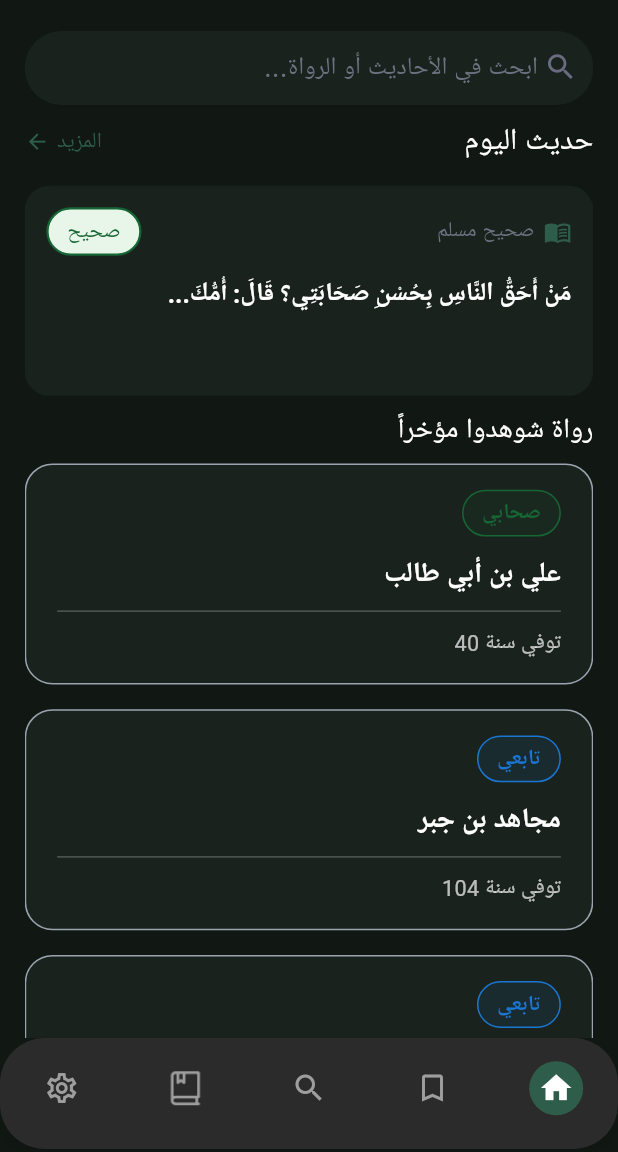
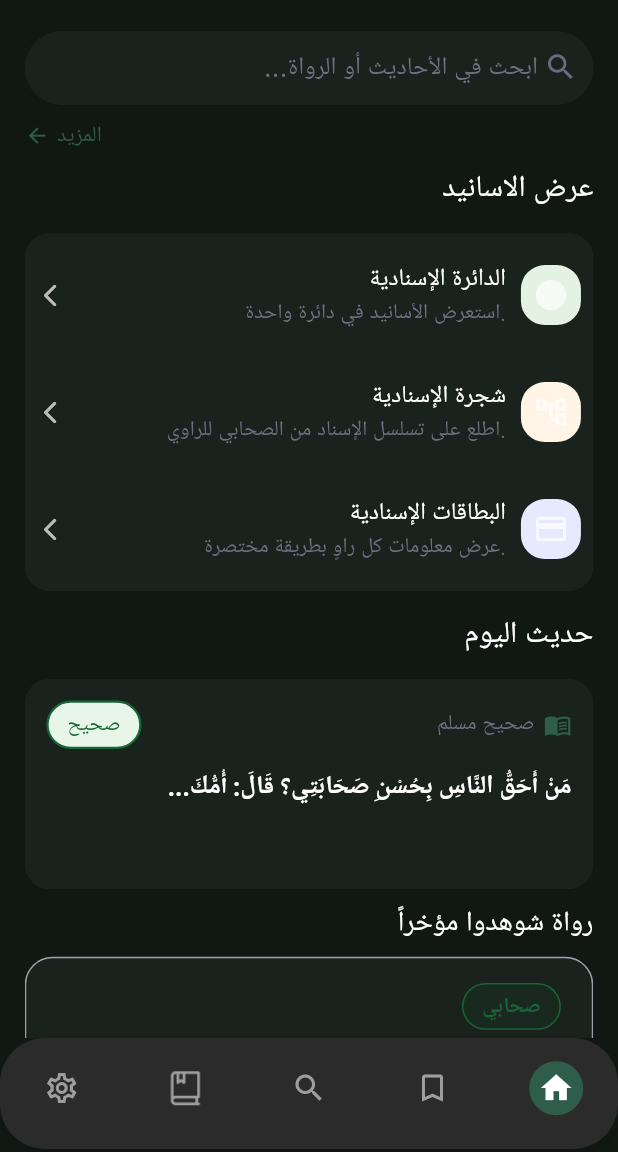
Before and after one commit to Salma28-zahran/Asaneed, a Flutter app: the screen it shows after launch, after a tap on the "wb sunny" icon, after a tap on "تخطي", after a tap on "ابدأ الآن", on a phone screen of 412 x 824 dp, the part 84-1236 px from its top. Run offline on Flutter 3.47's test engine with Material 3 defaults, Android fonts, the phone set to English and light mode, and no system bars; our stand-ins replace font_awesome_flutter, google_fonts; Roboto replaces fonts that are missing (Times New Roman).

Commit message:
new card

```diff
--- a/lib/features/circle/presentation/views/tabs/zoomable_circle_screen.dart
+++ b/lib/features/circle/presentation/views/tabs/zoomable_circle_screen.dart
@@ -1,4 +1,5 @@
 import 'dart:math';
+import 'package:asaneed/theme/app_theme.dart';
 import 'package:flutter/material.dart';
 import 'sahaba_screen.dart';
 import 'tabeen1_screen.dart';
@@ -85,15 +86,20 @@ class _ZoomableCircleScreenState extends State<ZoomableCircleScreen> {
           FloatingActionButton(
             heroTag: "zoomIn",
             onPressed: _zoomIn,
+            backgroundColor: AppColor.primary,
             child: const Icon(Icons.zoom_in),
           ),
           const SizedBox(height: 8),
           FloatingActionButton(
             heroTag: "zoomOut",
             onPressed: _zoomOut,
+            backgroundColor: AppColor.primary,
             child: const Icon(Icons.zoom_out),
           ),
-        ],
+
+
+
+      ],
       ),
     );
   }
--- a/lib/features/details/presentation/views/sahaba_details.dart
+++ b/lib/features/details/presentation/views/sahaba_details.dart
@@ -65,10 +65,10 @@ class _SahabaDetailsState extends State<SahabaDetails>
   @override
   Widget build(BuildContext context) {
     return Scaffold(
-      //backgroundColor: AppColor.white,
-      backgroundColor: Colors.transparent,
+      backgroundColor:  Color(0xffF9F7F2),
+      //backgroundColor: Colors.transparent,
       appBar: AppBar(
-        backgroundColor: AppColor.getAppBarColor(context),
+        backgroundColor: AppColor.white,
         surfaceTintColor: Colors.transparent,
         elevation: 0,
         leading: IconButton(
@@ -105,9 +105,9 @@ class _SahabaDetailsState extends State<SahabaDetails>
           Row(
             mainAxisAlignment: MainAxisAlignment.end,
             children: [
-              buildTab("الأحاديث", 0, Colors.teal, Colors.white, AppColor.title),
-              buildTab("من روي عنه", 1, Colors.teal, Colors.white, AppColor.title),
-              buildTab("المزيد عنه", 2, Colors.teal, Colors.white, AppColor.title),
+              buildTab("الأحاديث", 0, AppColor.primary, Colors.white, AppColor.title),
+              buildTab("من روي عنه", 1, AppColor.primary, Colors.white, AppColor.title),
+              buildTab("المزيد عنه", 2, AppColor.primary, Colors.white, AppColor.title),
             ],
           ),
 
--- a/lib/features/details/presentation/views/tabs/extra.dart
+++ b/lib/features/details/presentation/views/tabs/extra.dart
@@ -20,7 +20,7 @@ class _ExtraState extends State<Extra> {
       child: SingleChildScrollView(
         child: Container(
 
-          color: AppColor.getWhite(context),
+          color: Color(0xffF9F7F2),
           width: 380,
           //height: 1028,
           child: Padding(
--- a/lib/features/tabs/presentaion/views/home_page2.dart
+++ b/lib/features/tabs/presentaion/views/home_page2.dart
@@ -1,4 +1,5 @@
 import 'package:asaneed/core/route/routes.dart';
+import 'package:asaneed/features/tabs/presentaion/widgets/ItemRow.dart';
 import 'package:asaneed/theme/app_theme.dart';
 import 'package:flutter/material.dart';
 import 'package:google_fonts/google_fonts.dart';
@@ -27,6 +28,7 @@ class _HomePage2State extends State<HomePage2> {
         child: Column(
           children: [
             SizedBox(height: height * 0.025),
+
             Center(
               child: Container(
                 height: height * 0.06,
@@ -39,7 +41,7 @@ class _HomePage2State extends State<HomePage2> {
                       color: Colors.black.withOpacity(0.05),
                       blurRadius: 8,
                       spreadRadius: 1,
-                      offset: Offset(0, 2),
+                      offset: const Offset(0, 2),
                     ),
                   ],
                 ),
@@ -49,7 +51,7 @@ class _HomePage2State extends State<HomePage2> {
                     border: InputBorder.none,
                     hintText: " ...ابحث في الأحاديث أو الرواة",
                     hintStyle: GoogleFonts.inter(
-                      color: Color(0xFF6B7280),
+                      color: const Color(0xFF6B7280),
                       fontSize: width * 0.04,
                     ),
                     contentPadding: EdgeInsets.only(
@@ -58,7 +60,7 @@ class _HomePage2State extends State<HomePage2> {
                       padding: EdgeInsets.only(right: width * 0.025),
                       child: Icon(
                         Icons.search,
-                        color: Color(0xFF6A6A80),
+                        color: const Color(0xFF6A6A80),
                         size: width * 0.055,
                       ),
                     ),
@@ -68,15 +70,16 @@ class _HomePage2State extends State<HomePage2> {
                 ),
               ),
             ),
+
             SizedBox(height: height * 0.012),
+
+            /// المزيد
             Row(
               mainAxisAlignment: MainAxisAlignment.spaceBetween,
               children: [
                 InkWell(
                   onTap: () {
-                    if (widget.onTabChange != null) {
-                      widget.onTabChange!(2);
-                    }
+                    widget.onTabChange?.call(2);
                   },
                   child: Row(
                     children: [
@@ -93,13 +96,94 @@ class _HomePage2State extends State<HomePage2> {
                     ],
                   ),
                 ),
-                Text(
-                  "حديث اليوم",
-                  style: AppColor.textBlack(context),
-                ),
               ],
             ),
+
+            SizedBox(height: height * 0.013),
+
+            Align(
+              alignment: Alignment.topRight,
+              child: Text(
+                "عرض الاسانيد",
+                style: AppColor.textBlack(context),
+              ),
+            ),
+
             SizedBox(height: height * 0.018),
+
+            Container(
+              width: width * 0.97,
+              padding: EdgeInsets.all(width * 0.02),
+              decoration: BoxDecoration(
+                color: AppColor.getContainerColor(context),
+                borderRadius: BorderRadius.circular(width * 0.04),
+                boxShadow: [
+                  BoxShadow(
+                    color: Colors.black.withOpacity(0.05),
+                    blurRadius: 8,
+                    offset: const Offset(0, 2),
+                  ),
+                ],
+              ),
+              child: Column(
+                crossAxisAlignment: CrossAxisAlignment.end,
+                children: [
+
+                  ItemRow(
+                    icon: Icons.circle,
+                    title: 'الدائرة الإسنادية',
+                    description: 'استعرض الأسانيد في دائرة واحدة.',
+                    iconBackground: const Color(0xFFE3F2E3),
+                    onTap: () {
+                      Navigator.pushNamed(context, PageRouteName.circle1);
+                    },
+                  ),
+
+                  const SizedBox(height: 12),
+
+                  ItemRow(
+                    icon: Icons.account_tree_outlined,
+                    title: 'شجرة الإسنادية',
+                    description: 'اطلع على تسلسل الإسناد من الصحابي للراوي.',
+                    iconBackground: const Color(0xFFFFF4E5),
+                    onTap: () {
+                      Navigator.pushNamed(context, PageRouteName.tree);
+                    },
+                  ),
+
+                  const SizedBox(height: 12),
+
+                  ItemRow(
+                    icon: Icons.credit_card_rounded,
+                    title: 'البطاقات الإسنادية',
+                    description: 'عرض معلومات كل راوٍ بطريقة مختصرة.',
+                    iconBackground: const Color(0xFFE7E9FF),
+                    onTap: () {
+                      widget.onTabChange?.call(1);
+                    },
+                  ),
+
+                ],
+              ),
+            ),
+
+
+
+
+
+
+            SizedBox(height: height * 0.018),
+
+            /// حديث اليوم
+            Align(
+              alignment: Alignment.topRight,
+              child: Text(
+                "حديث اليوم",
+                style: AppColor.textBlack(context),
+              ),
+            ),
+            SizedBox(height: height * 0.018),
+
             Container(
               width: width * 0.97,
               height: height * 0.17,
@@ -111,7 +195,7 @@ class _HomePage2State extends State<HomePage2> {
                   BoxShadow(
                     color: Colors.black.withOpacity(0.05),
                     blurRadius: 8,
-                    offset: Offset(0, 2),
+                    offset: const Offset(0, 2),
                   ),
                 ],
               ),
@@ -123,7 +207,8 @@ class _HomePage2State extends State<HomePage2> {
                     children: [
                       Container(
                         padding: EdgeInsets.symmetric(
-                            vertical: height * 0.005, horizontal: width * 0.03),
+                            vertical: height * 0.005,
+                            horizontal: width * 0.03),
                         decoration: BoxDecoration(
                           color: AppColor.green2,
                           border: Border.all(
@@ -154,7 +239,9 @@ class _HomePage2State extends State<HomePage2> {
                       ),
                     ],
                   ),
+
                   SizedBox(height: height * 0.015),
+
                   Text(
                     "مَنْ أَحَقُّ النَّاسِ بِحُسْنِ صَحَابَتِي؟ قَالَ: أُمُّكَ...",
                     textDirection: TextDirection.rtl,
@@ -163,7 +250,10 @@ class _HomePage2State extends State<HomePage2> {
                 ],
               ),
             ),
+
             SizedBox(height: height * 0.012),
+
+            /// رواة شوهدوا مؤخراً
             Align(
               alignment: Alignment.topRight,
               child: Text(
@@ -172,6 +262,7 @@ class _HomePage2State extends State<HomePage2> {
                     .copyWith(fontSize: width * 0.045),
               ),
             ),
+
             PersonCard(
               name: "علي بن أبي طالب",
               badgeText: "صحابي",
@@ -181,6 +272,7 @@ class _HomePage2State extends State<HomePage2> {
                 Navigator.pushNamed(context, PageRouteName.details);
               },
             ),
+
             PersonCard(
               name: "مجاهد بن جبر",
               badgeText: "تابعي",
@@ -190,6 +282,7 @@ class _HomePage2State extends State<HomePage2> {
                 Navigator.pushNamed(context, PageRouteName.details);
               },
             ),
+
             PersonCard(
               name: "عكرمة",
               badgeText: "تابعي",
@@ -199,6 +292,7 @@ class _HomePage2State extends State<HomePage2> {
                 Navigator.pushNamed(context, PageRouteName.details);
               },
             ),
+
             PersonCard(
               name: "أبو داود",
               badgeText: "تابع التابعين",
@@ -213,4 +307,11 @@ class _HomePage2State extends State<HomePage2> {
       ),
     );
   }
+
+
+
+
+
+
+
 }
--- a/lib/features/tabs/presentaion/views/settings/setting_screen.dart
+++ b/lib/features/tabs/presentaion/views/settings/setting_screen.dart
@@ -21,7 +21,7 @@ class _SettingScreenState extends State<SettingScreen> {
     return Scaffold(
       backgroundColor: isDark ? Colors.grey[900] : Colors.transparent,
       appBar: AppBar(
-        backgroundColor: AppColor.getAppBarColor(context),
+        backgroundColor: AppColor.getWhite(context),
         title: Text(
           "الاعدادات",
           style: GoogleFonts.inter(
@@ -33,10 +33,14 @@ class _SettingScreenState extends State<SettingScreen> {
       body: Padding(
         padding: const EdgeInsets.only(top: 15,right: 15,left: 15),
         child: Container(
+
           width: double.infinity,
           height: 180,
           decoration: BoxDecoration(
-            color: AppColor.getWhite(context),
+            color: Theme.of(context).brightness == Brightness.dark
+                ? const Color(0xFF2C3630)   // Dark mode
+                : const Color(0xFFF9F7F2),  // Light mode
+
             borderRadius: BorderRadius.circular(12),
           ),
           padding: const EdgeInsets.symmetric(horizontal: 16, vertical: 20),
@@ -76,7 +80,7 @@ class _SettingScreenState extends State<SettingScreen> {
                               width: 24,
                               height: 24,
                               decoration: const BoxDecoration(
-                                color: Colors.white,
+                                color: Color(0xffF9F7F2),
                                 shape: BoxShape.circle,
                               ),
                               child: Icon(
--- /dev/null
+++ b/lib/features/tabs/presentaion/widgets/ItemRow.dart
@@ -0,0 +1,105 @@
+import 'package:asaneed/theme/app_theme.dart';
+import 'package:flutter/material.dart';
+
+class ItemRow extends StatefulWidget {
+  final IconData icon;
+  final String title;
+  final String description;
+  final Color iconBackground;
+  final VoidCallback? onTap;
+
+  const ItemRow({
+    super.key,
+    required this.icon,
+    required this.title,
+    required this.description,
+    this.iconBackground = const Color(0xFFE3F2E3),
+    this.onTap,
+  });
+
+  @override
+  State<ItemRow> createState() => _ItemRowState();
+}
+
+class _ItemRowState extends State<ItemRow> {
+  bool _isPressed = false;
+
+  @override
+  Widget build(BuildContext context) {
+    return Material(
+      color: Colors.transparent,
+      child: InkWell(
+        onTap: widget.onTap,
+        onTapDown: (_) => setState(() => _isPressed = true),
+        onTapCancel: () => setState(() => _isPressed = false),
+        onTapUp: (_) => setState(() => _isPressed = false),
+
+        splashColor: Colors.transparent,
+        highlightColor: Colors.transparent,
+        hoverColor: Colors.transparent,
+        focusColor: Colors.transparent,
+        overlayColor: WidgetStateProperty.all(Colors.transparent),
+
+        child: Stack(
+          children: [
+            AnimatedContainer(
+              duration: const Duration(milliseconds: 180),
+              curve: Curves.easeOut,
+              height: 60,
+              width: double.infinity,
+              color: _isPressed
+                  ? Colors.grey.withOpacity(0.15)
+                  : Colors.transparent,
+            ),
+
+            Padding(
+              padding: const EdgeInsets.symmetric(vertical: 10),
+              child: Row(
+                textDirection: TextDirection.rtl,
+                crossAxisAlignment: CrossAxisAlignment.center,
+                children: [
+                  Container(
+                    padding: const EdgeInsets.all(8),
+                    decoration: BoxDecoration(
+                      color: widget.iconBackground,
+                      borderRadius: BorderRadius.circular(16),
+                    ),
+                    child: Icon(widget.icon, size: 24),
+                  ),
+
+                  const SizedBox(width: 10),
+
+                  Expanded(
+                    child: Column(
+                      crossAxisAlignment: CrossAxisAlignment.end,
+                      mainAxisSize: MainAxisSize.min,
+                      children: [
+                        Text(
+                          widget.title,
+                          style: AppColor.textBlack(context)
+                              .copyWith(fontSize: 16),
+                        ),
+                        const SizedBox(height: 2),
+                        Text(
+                          widget.description,
+                          style: AppColor.textgrey,
+                        ),
+                      ],
+                    ),
+                  ),
+
+                  const SizedBox(width: 10),
+
+                  const Icon(
+                    Icons.arrow_back_ios_rounded,
+                    size: 18,
+                  ),
+                ],
+              ),
+            ),
+          ],
+        ),
+      ),
+    );
+  }
+}
--- a/lib/features/tree/presentation/views/tabs/tree_tabeen1.dart
+++ b/lib/features/tree/presentation/views/tabs/tree_tabeen1.dart
@@ -80,8 +80,9 @@ class TreeTabeen1 extends StatelessWidget {
   Widget build(BuildContext context) {
     return Scaffold(
       backgroundColor: context.watch<AppThemeManager>().isDarkMode
-          ? Colors.grey[900]
-          : Colors.transparent,
+          ? const Color(0xFF212121)
+          : const Color(0xFFF8F9FA),
+
       appBar: AppBar(
         backgroundColor: AppColor.getWhite(context),
         title: Text(
--- a/lib/features/tree/presentation/views/tabs/tree_tabeen2.dart
+++ b/lib/features/tree/presentation/views/tabs/tree_tabeen2.dart
@@ -78,8 +78,9 @@ class TreeTabeen2 extends StatelessWidget {
   Widget build(BuildContext context) {
     return Scaffold(
       backgroundColor: context.watch<AppThemeManager>().isDarkMode
-          ? Colors.grey[900]
-          : Colors.transparent,
+          ? const Color(0xFF212121)
+          : const Color(0xFFF8F9FA),
+
       appBar: AppBar(
         backgroundColor: AppColor.getWhite(context),
         title: Text(
```
Also changed, not shown: 8 other files.
